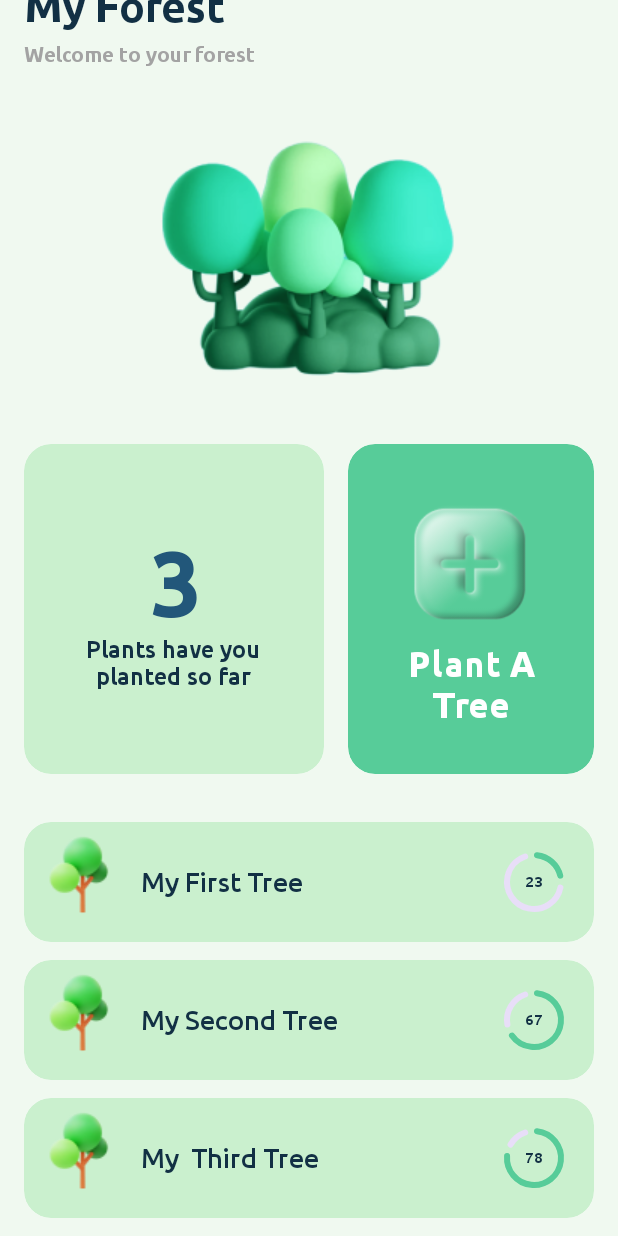
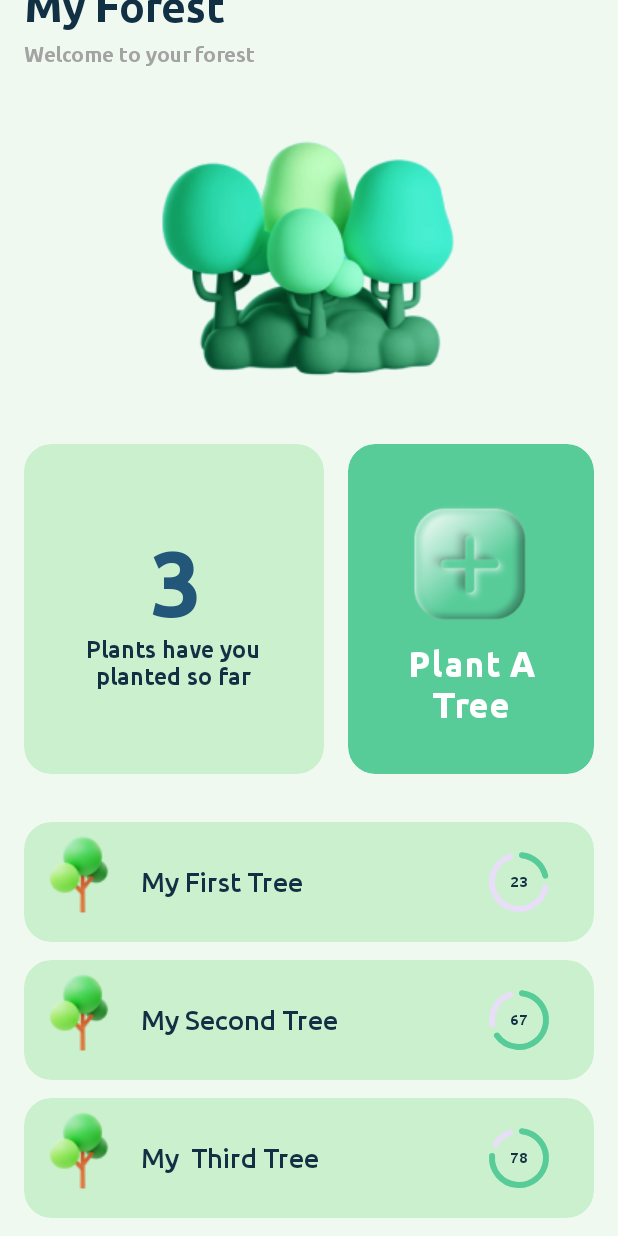
Before and after one commit to ShoaibKakal/TreeCycle, an Android app: the ForestHomeFragment screen opened directly, with no data from a screen before it, on a phone screen of 412 x 824 dp. Run offline under Robolectric (Android 15) with nearby library versions, the phone set to English and light mode, and no system bars.

Commit message:
Refinements and refactorings

```diff
--- a/app/src/main/java/com/example/treecycle/presentation/forest/ui/ForestDetailFragment.kt
+++ b/app/src/main/java/com/example/treecycle/presentation/forest/ui/ForestDetailFragment.kt
@@ -30,10 +30,6 @@ class ForestDetailFragment : Fragment() {
     override fun onViewCreated(view: View, savedInstanceState: Bundle?) {
         super.onViewCreated(view, savedInstanceState)
 
-        binding.backToForestButton.setOnClickListener {
-            view.findNavController().navigate(R.id.forestHomeFragment)
-        }
-
         binding.waterPlantButton.setOnClickListener {
             binding.llBgLayer4.visibility = VISIBLE
         }
--- a/app/src/main/java/com/example/treecycle/presentation/plant/PlantFragment.kt
+++ b/app/src/main/java/com/example/treecycle/presentation/plant/PlantFragment.kt
@@ -40,14 +40,14 @@ class PlantFragment : Fragment() {
         plantATreeButton.setOnClickListener {
 
             /* Launching [PlantTreeActivity]. */
-            val intent = Intent(this.context, PlantTreeActivity::class.java)
+            val intent = Intent(requireActivity(), PlantTreeActivity::class.java)
             startActivity(intent)
         }
 
         myForestCardButton.setOnClickListener {
 
             /* Launching [ForestActivity]. */
-            val intent = Intent(this.context, ForestActivity::class.java)
+            val intent = Intent(requireActivity(), ForestActivity::class.java)
             startActivity(intent)
         }
     }
--- a/app/src/main/java/com/example/treecycle/presentation/plantTree/PlantTreeActivity.kt
+++ b/app/src/main/java/com/example/treecycle/presentation/plantTree/PlantTreeActivity.kt
@@ -44,9 +44,6 @@ class PlantTreeActivity : AppCompatActivity(), OnMapReadyCallback {
         binding.btnPlantFinish.setOnClickListener {
             binding.llBgLayer3.visibility = GONE
             binding.btnPlant.visibility = GONE
-
-            val intent = Intent(this, MainActivity::class.java)
-            startActivity(intent)
         }
 
         /* Instantiating a support fragment for map*/
--- a/app/src/main/res/layout/activity_recycling.xml
+++ b/app/src/main/res/layout/activity_recycling.xml
@@ -7,6 +7,7 @@
     android:background="@color/background"
     android:orientation="vertical"
     android:paddingStart="16dp"
+    android:scrollbars="none"
     android:paddingTop="24dp"
     android:paddingEnd="16dp"
     android:paddingBottom="16dp"
--- a/app/src/main/res/layout/forest_recycler_view_item.xml
+++ b/app/src/main/res/layout/forest_recycler_view_item.xml
@@ -25,18 +25,18 @@
 
             <TextView
                 android:id="@+id/tree_name_card_text"
-                android:layout_width="230dp"
+                android:layout_width="220dp"
                 android:layout_height="wrap_content"
                 android:layout_gravity="center"
                 style="@style/text_heading_2"
                 android:text="2. Name your tree"/>
 
             <FrameLayout
-                android:layout_width="match_parent"
+                android:layout_width="wrap_content"
                 android:layout_height="wrap_content"
-                android:layout_gravity="center"
+                android:layout_gravity="center|right"
                 android:layout_marginLeft="8dp"
-                android:layout_marginRight="16dp">
+                android:layout_marginRight="8dp">
 
                 <com.google.android.material.progressindicator.CircularProgressIndicator
                     android:id="@+id/tree_progress_ring"
@@ -44,8 +44,7 @@
                     android:layout_height="wrap_content"
                     app:indicatorColor="@color/colorSecondary"
                     app:trackCornerRadius="20dp"
-                    android:layoutDirection="ltr"
-                    />
+                    android:layoutDirection="ltr" />
 
                 <TextView
                     android:id="@+id/tree_progress_text_view"
--- a/app/src/main/res/layout/fragment_account.xml
+++ b/app/src/main/res/layout/fragment_account.xml
@@ -258,7 +258,7 @@
         <!-- Redeem rewards card -->
         <com.google.android.material.card.MaterialCardView
             android:layout_width="match_parent"
-            android:layout_height="180dp"
+            android:layout_height="match_parent"
             android:layout_marginLeft="14dp"
             android:layout_marginTop="36dp"
             android:layout_marginBottom="14dp"
@@ -301,6 +301,7 @@
                     android:layout_height="60dp"
                     android:layout_marginTop="16dp"
                     android:backgroundTint="@color/colorAccent"
+                    android:textAllCaps="true"
                     android:text="Redeem social credit"
                     app:cornerRadius="100dp" />
 
--- a/app/src/main/res/layout/fragment_forest_detail.xml
+++ b/app/src/main/res/layout/fragment_forest_detail.xml
@@ -9,7 +9,8 @@
 
     <ScrollView
         android:layout_width="match_parent"
-        android:layout_height="match_parent">
+        android:layout_height="match_parent"
+        android:scrollbars="none">
 
         <LinearLayout
             android:layout_width="match_parent"
--- a/app/src/main/res/layout/fragment_forest_home.xml
+++ b/app/src/main/res/layout/fragment_forest_home.xml
@@ -1,16 +1,17 @@
 <?xml version="1.0" encoding="utf-8"?>
-<ScrollView xmlns:android="http://schemas.android.com/apk/res/android"
+<androidx.core.widget.NestedScrollView xmlns:android="http://schemas.android.com/apk/res/android"
 xmlns:app="http://schemas.android.com/apk/res-auto"
 xmlns:tools="http://schemas.android.com/tools"
 android:layout_width="match_parent"
 android:layout_height="match_parent"
+    android:scrollbars="none"
 android:background="@color/background"
 
     tools:context=".presentation.forest.ui.ForestHomeFragment">
 
 <LinearLayout
     android:layout_width="match_parent"
-    android:layout_height="wrap_content"
+    android:layout_height="match_parent"
     android:orientation="vertical">
 
     <!-- Heading and subtitle  -->
@@ -155,7 +156,9 @@ android:background="@color/background"
         android:layout_width="match_parent"
         android:layout_height="match_parent"
         android:layout_margin="16dp"
-        app:layoutManager="androidx.recyclerview.widget.LinearLayoutManager"
-        android:orientation="vertical"/>
+        android:scrollbars="none"
+        app:layoutManager="androidx.recyclerview.widget.LinearLayoutManager" />
+
+
 </LinearLayout>
-</ScrollView>
+</androidx.core.widget.NestedScrollView>
--- a/app/src/main/res/layout/item_donations_recycler_view.xml
+++ b/app/src/main/res/layout/item_donations_recycler_view.xml
@@ -8,7 +8,7 @@
     <com.google.android.material.card.MaterialCardView
         android:id="@+id/donations_recycler_view_item_card"
         android:layout_width="match_parent"
-        android:layout_height="80dp"
+        android:layout_height="84dp"
         app:strokeWidth="0dp"
         app:cardBackgroundColor="@color/colorPrimary"
         android:layout_margin="8dp"
--- a/app/src/main/res/values/style.xml
+++ b/app/src/main/res/values/style.xml
@@ -15,6 +15,7 @@
 
         <item name="colorOnSurfaceVariant">@color/cardview_dark_background</item>
         <item name="colorSecondaryContainer">@color/colorSecondary</item>
+        <item name="textFillColor">@color/cardview_light_background</item>
     </style>
 
     <style name="body_text_1">
```
Also changed, not shown: app/src/main/res/layout/activity_donations.xml (+5 -5 lines), app/src/main/res/layout/fragment_plant.xml (+20 -4 lines).
